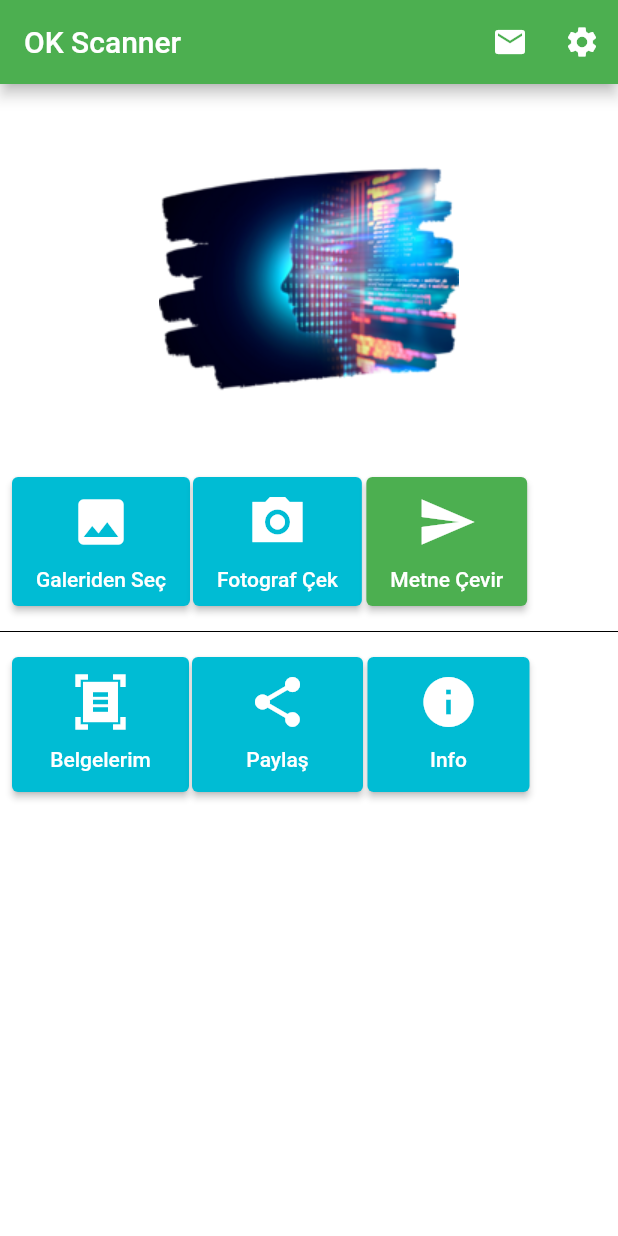
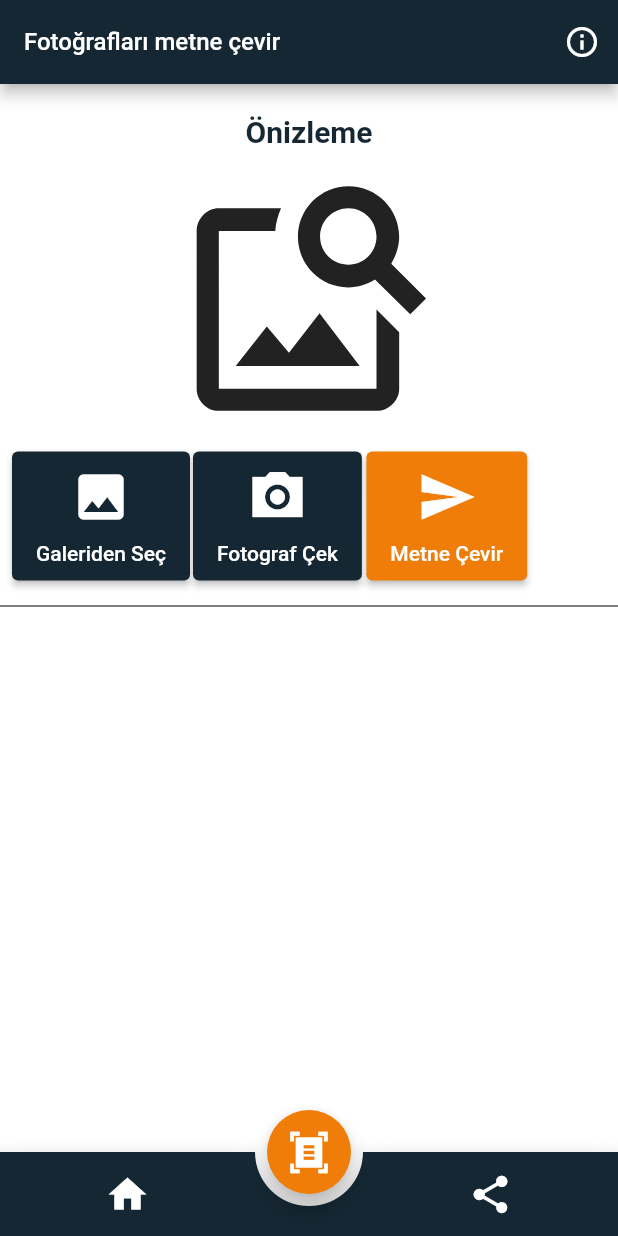
Before and after one commit to rattledoge/OKScanner, a Flutter app: the screen it shows after launch, after a tap on "Galeriden Seç", on a phone screen of 412 x 824 dp. Run offline on Flutter 3.47's test engine with Material 2 defaults, Android fonts, the light colour scheme and no system bars; drawn by our look-alikes of animated_bottom_navigation_bar; our stand-ins replace image_cropper, image_picker.

Commit message:
tasarım güncellendi

```diff
--- a/OKScanner/lib/main.dart
+++ b/OKScanner/lib/main.dart
@@ -1,3 +1,4 @@
+import 'dart:convert';
 import 'dart:io';
 import 'dart:ui';
 
@@ -6,18 +7,20 @@ import 'package:image_cropper/image_cropper.dart';
 import 'package:image_picker/image_picker.dart';
 import 'package:path_provider/path_provider.dart';
 import 'package:path/path.dart';
+import 'package:animated_bottom_navigation_bar/animated_bottom_navigation_bar.dart';
 
- void main() async {
-     WidgetsFlutterBinding.ensureInitialized();
-     Directory root = await getApplicationDocumentsDirectory(); // this is using path_provider
-     String directoryPath = root.path + '/onronronrr';
-     await Directory(directoryPath).create(recursive: true); // the error because of this line
-     String filePath = '$directoryPath/${DateTime.now()}.jpg';
+void main() async {
+  WidgetsFlutterBinding.ensureInitialized();
+  Directory root =
+      await getApplicationDocumentsDirectory(); // this is using path_provider
+  String directoryPath = root.path + '/okscanner';
+  await Directory(directoryPath)
+      .create(recursive: true); // the error because of this line
+  String filePath = '$directoryPath/${DateTime.now()}.jpg';
 
-     print(filePath);
+  print(filePath);
 
   runApp(const MyApp());
-
 }
 
 class MyApp extends StatefulWidget {
@@ -35,7 +38,7 @@ class _MyAppState extends State<MyApp> {
     return MaterialApp(
       title: 'OK SCANNER',
       theme: ThemeData(
-        primarySwatch: Colors.orange,
+        primarySwatch: Colors.cyan,
       ),
       home: const MyHomePage(),
     );
@@ -53,6 +56,8 @@ class MyHomePage extends StatefulWidget {
 
 class _MyHomePageState extends State<MyHomePage> {
   File? _image;
+  var _selectedIndex;
+  var _onItemTapped;
 
   Future getImage(ImageSource source) async {
     final image = await ImagePicker().pickImage(source: source);
@@ -60,53 +65,64 @@ class _MyHomePageState extends State<MyHomePage> {
 
     File? img = File(image.path);
     img = await _cropImage(imageFile: img);
-
+    final bytes = File(img!.path).readAsBytesSync();
+    String img64 = base64Encode(bytes);
+    print(img64);
     setState(() {
       _image = img;
     });
   }
 
-  Future<File> saveFilePermanently(String imagePath) async {
-    final directory = await getApplicationDocumentsDirectory();
-    final name = basename(imagePath);
-    final image = File('${directory.path}/$name');
-    await _cropImage(imageFile: image);
-    return File(imagePath).copy(image.path);
-  }
-
   Future<File?> _cropImage({required File imageFile}) async {
     CroppedFile? croppedImage =
-    await ImageCropper().cropImage(sourcePath: imageFile.path);
+        await ImageCropper().cropImage(sourcePath: imageFile.path);
     if (croppedImage == null) return null;
     return File(croppedImage.path);
   }
 
+// koyu renk Color(0xFF152733) - turuncu renk Color(0xFFF17D09)
   @override
   Widget build(BuildContext context) {
+    int _bottomNavIndex;
     return Scaffold(
+      floatingActionButton: FloatingActionButton(
+        backgroundColor: Color(0xFFF17D09),
+
+        onPressed: () {},
+
+        child: const Icon(
+          Icons.document_scanner_sharp,
+          color: Colors.white,
+          size: 30,
+        ),
+        //params
+      ),
+      floatingActionButtonLocation: FloatingActionButtonLocation.centerDocked,
+      bottomNavigationBar: AnimatedBottomNavigationBar(
+        icons: const [Icons.home, Icons.share],
+        iconSize: 30,
+        inactiveColor: Colors.white,
+        activeIndex: 2,
+        backgroundColor: Color(0xFF152733),
+        gapLocation: GapLocation.center,
+        notchSmoothness: NotchSmoothness.verySmoothEdge,
+        leftCornerRadius: 0,
+        rightCornerRadius: 0,
+        onTap: (index) => setState(() => _bottomNavIndex = index),
+      ),
       appBar: AppBar(
-        backgroundColor: Colors.green,
+        backgroundColor: Color(0xFF152733),
         title: const Text(
-          "OK Scanner",
-          style: TextStyle(color: Colors.white),
+          "Fotoğrafları metne çevir",
+          style: TextStyle(color: Colors.white,fontSize: 16),
         ),
         actions: <Widget>[
           IconButton(
             icon: const Icon(
-              Icons.mail,
+              Icons.info_outline,
               color: Colors.white,
             ),
             onPressed: () {
-              // do something
-            },
-          ),
-          IconButton(
-            icon: const Icon(
-              Icons.settings,
-              color: Colors.white,
-            ),
-            onPressed: () {
-
               // do something
             },
           ),
@@ -116,7 +132,17 @@ class _MyHomePageState extends State<MyHomePage> {
       body: Column(
         children: <Widget>[
           const SizedBox(
-            height: 30,
+            height: 20,
+          ),
+          const Text(
+            "Önizleme",
+            style: TextStyle(
+                fontWeight: FontWeight.bold,
+                fontSize: 20,
+                color: Color(0xFF152733)),
+          ),
+          const SizedBox(
+            height: 10,
           ),
           _image != null
               ? Image.file(
@@ -125,9 +151,9 @@ class _MyHomePageState extends State<MyHomePage> {
                   height: 200,
                   fit: BoxFit.cover,
                 )
-              : Image.asset('assets/images/yz_200.png'),
+              : Icon(Icons.image_search,size: 180,),
           const SizedBox(
-            height: 30,
+            height: 10,
           ),
           Center(
             child: Row(
@@ -136,7 +162,7 @@ class _MyHomePageState extends State<MyHomePage> {
                   padding: const EdgeInsets.fromLTRB(8, 0, 0, 0),
                   child: ElevatedButton(
                     style: ElevatedButton.styleFrom(
-                      primary: Colors.cyan, // background
+                      primary: Color(0xFF152733), // background
                       onPrimary: Colors.black, // foreground
                     ),
                     onPressed: () {
@@ -170,7 +196,7 @@ class _MyHomePageState extends State<MyHomePage> {
                   padding: const EdgeInsets.all(2),
                   child: ElevatedButton(
                       style: ElevatedButton.styleFrom(
-                        primary: Colors.cyan, // background
+                        primary: Color(0xFF152733), // background
                         onPrimary: Colors.black, // foreground
                       ),
                       onPressed: () {
@@ -203,7 +229,7 @@ class _MyHomePageState extends State<MyHomePage> {
                   padding: const EdgeInsets.fromLTRB(1, 0, 6, 0),
                   child: ElevatedButton(
                       style: ElevatedButton.styleFrom(
-                        primary: Colors.green, // background
+                        primary: Color(0xFFF17D09), // background
                         onPrimary: Colors.black, // foreground
                       ),
                       onPressed: () {
@@ -239,124 +265,6 @@ class _MyHomePageState extends State<MyHomePage> {
             height: 30,
             color: Colors.black,
           ),
-          Center(
-            child: Row(
-              children: [
-                Padding(
-                  padding: const EdgeInsets.fromLTRB(8, 0, 0, 0),
-                  child: SizedBox(
-                    width: 118,
-                    height: 90,
-                    child: ElevatedButton(
-                      style: ElevatedButton.styleFrom(
-                        primary: Colors.cyan, // background
-                        onPrimary: Colors.black, // foreground
-                      ),
-                      onPressed: () {
-                        getImage(ImageSource.gallery);
-                      },
-                      child: Column(
-                        children: const [
-                          SizedBox(
-                            height: 10,
-                          ),
-                          Icon(
-                            Icons.document_scanner_sharp,
-                            color: Colors.white,
-                            size: 40,
-                          ),
-                          SizedBox(
-                            height: 10,
-                          ),
-                          Text(
-                            'Belgelerim',
-                            style: TextStyle(color: Colors.white),
-                          ),
-                          SizedBox(
-                            height: 10,
-                          ),
-                        ],
-                      ),
-                    ),
-                  ),
-                ),
-                Padding(
-                  padding: const EdgeInsets.all(2),
-                  child: SizedBox(
-                    width: 114,
-                    height: 90,
-                    child: ElevatedButton(
-                        style: ElevatedButton.styleFrom(
-                          primary: Colors.cyan, // background
-                          onPrimary: Colors.black, // foreground
-                        ),
-                        onPressed: () {
-                          getImage(ImageSource.camera);
-                        },
-                        child: Column(
-                          children: const [
-                            SizedBox(
-                              height: 10,
-                            ),
-                            Icon(
-                              Icons.share,
-                              size: 40,
-                              color: Colors.white,
-                            ),
-                            SizedBox(
-                              height: 10,
-                            ),
-                            Text(
-                              'Paylaş',
-                              style: TextStyle(color: Colors.white),
-                            ),
-                            SizedBox(
-                              height: 10,
-                            ),
-                          ],
-                        )),
-                  ),
-                ),
-                Padding(
-                  padding: const EdgeInsets.fromLTRB(1, 0, 6, 0),
-                  child: SizedBox(
-                    width: 108,
-                    height: 90,
-                    child: ElevatedButton(
-                        style: ElevatedButton.styleFrom(
-                          primary: Colors.cyan, // background
-                          onPrimary: Colors.black, // foreground
-                        ),
-                        onPressed: () {
-                          getImage(ImageSource.camera);
-                        },
-                        child: Column(
-                          children: const [
-                            SizedBox(
-                              height: 10,
-                            ),
-                            Icon(
-                              Icons.info,
-                              size: 40,
-                              color: Colors.white,
-                            ),
-                            SizedBox(
-                              height: 10,
-                            ),
-                            Text(
-                              'Info',
-                              style: TextStyle(color: Colors.white),
-                            ),
-                            SizedBox(
-                              height: 10,
-                            ),
-                          ],
-                        )),
-                  ),
-                ),
-              ],
-            ),
-          ),
         ],
       ),
     );
--- a/OKScanner/pubspec.yaml
+++ b/OKScanner/pubspec.yaml
@@ -32,6 +32,7 @@ dependencies:
   image_picker: ^0.8.6
   path_provider: ^2.0.11
   image_cropper: ^3.0.0
+  animated_bottom_navigation_bar: ^1.1.0
   # The following adds the Cupertino Icons font to your application.
   # Use with the CupertinoIcons class for iOS style icons.
   cupertino_icons: ^1.0.2
```
Also changed, not shown: OKScanner/pubspec.lock.
